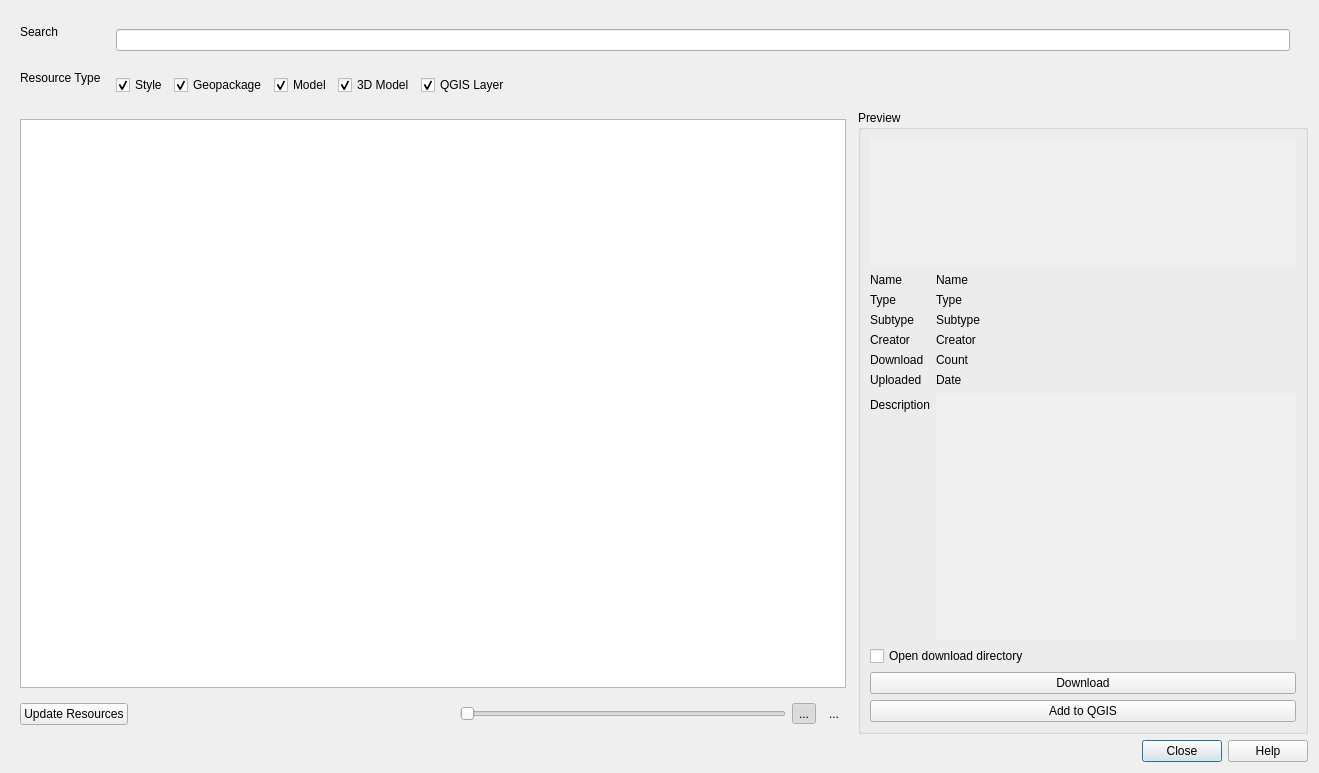
This is qgis_hub_plugin/gui/resource_browser.ui in qgis/QGIS-Hub-Plugin as Qt 5 draws it before an edit. The edited form follows.
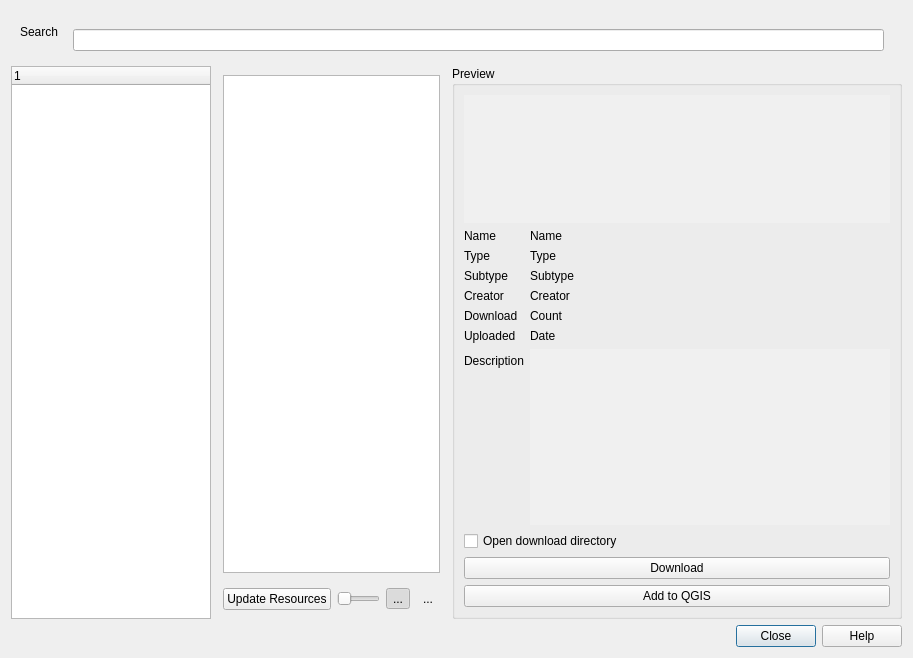
This is the edited form. The open tabs and pages were chosen to show the change.

Commit message: Add tree-based resource type filtering

```diff
--- a/qgis_hub_plugin/gui/resource_browser.ui
+++ b/qgis_hub_plugin/gui/resource_browser.ui
@@ -6,8 +6,8 @@
    <rect>
     <x>0</x>
     <y>0</y>
-    <width>1319</width>
-    <height>773</height>
+    <width>913</width>
+    <height>658</height>
    </rect>
   </property>
   <property name="windowTitle">
@@ -33,7 +33,7 @@
    </item>
    <item row="3" column="0">
     <widget class="QWidget" name="widget_4" native="true">
-     <layout class="QHBoxLayout">
+     <layout class="QHBoxLayout" name="horizontalLayout_MainArea">
       <property name="spacing">
        <number>3</number>
       </property>
@@ -50,8 +50,65 @@
        <number>0</number>
       </property>
       <item>
-       <widget class="QWidget" name="widget_5" native="true">
-        <layout class="QVBoxLayout" name="verticalLayout_3">
+       <widget class="QWidget" name="widget_category_section" native="true">
+        <property name="sizePolicy">
+         <sizepolicy hsizetype="Preferred" vsizetype="Preferred">
+          <horstretch>0</horstretch>
+          <verstretch>0</verstretch>
+         </sizepolicy>
+        </property>
+        <property name="minimumSize">
+         <size>
+          <width>200</width>
+          <height>0</height>
+         </size>
+        </property>
+        <property name="maximumSize">
+         <size>
+          <width>300</width>
+          <height>16777215</height>
+         </size>
+        </property>
+        <layout class="QVBoxLayout" name="verticalLayout_Categories">
+         <property name="leftMargin">
+          <number>0</number>
+         </property>
+         <property name="topMargin">
+          <number>0</number>
+         </property>
+         <property name="rightMargin">
+          <number>0</number>
+         </property>
+         <property name="bottomMargin">
+          <number>0</number>
+         </property>
+         <item>
+          <widget class="QTreeWidget" name="treeWidgetCategories">
+           <property name="alternatingRowColors">
+            <bool>true</bool>
+           </property>
+           <property name="headerHidden">
+            <bool>false</bool>
+           </property>
+           <attribute name="headerVisible">
+            <bool>true</bool>
+           </attribute>
+           <attribute name="headerStretchLastSection">
+            <bool>true</bool>
+           </attribute>
+           <column>
+            <property name="text">
+             <string notr="true">1</string>
+            </property>
+           </column>
+          </widget>
+         </item>
+        </layout>
+       </widget>
+      </item>
+      <item>
+       <widget class="QWidget" name="widget_resource_view" native="true">
+        <layout class="QVBoxLayout" name="verticalLayout_ResourceView">
          <property name="leftMargin">
           <number>0</number>
          </property>
@@ -102,6 +159,12 @@
             <layout class="QVBoxLayout" name="verticalLayout_5">
              <item>
               <widget class="QTreeView" name="treeViewResources">
+               <property name="sizePolicy">
+                <sizepolicy hsizetype="Expanding" vsizetype="Expanding">
+                 <horstretch>1</horstretch>
+                 <verstretch>0</verstretch>
+                </sizepolicy>
+               </property>
                <property name="editTriggers">
                 <set>QAbstractItemView::NoEditTriggers</set>
                </property>
@@ -206,7 +269,7 @@
       <item>
        <widget class="QGroupBox" name="groupBoxPreview">
         <property name="sizePolicy">
-         <sizepolicy hsizetype="Preferred" vsizetype="Preferred">
+         <sizepolicy hsizetype="Fixed" vsizetype="Preferred">
           <horstretch>0</horstretch>
           <verstretch>0</verstretch>
          </sizepolicy>
@@ -471,115 +534,6 @@
         </layout>
        </widget>
       </item>
-      <item row="1" column="0">
-       <widget class="QLabel" name="labelResourceType">
-        <property name="text">
-         <string>Resource Type</string>
-        </property>
-       </widget>
-      </item>
-      <item row="1" column="1">
-       <widget class="QWidget" name="widget_2" native="true">
-        <layout class="QHBoxLayout" name="horizontalLayout_3">
-         <property name="leftMargin">
-          <number>9</number>
-         </property>
-         <property name="topMargin">
-          <number>9</number>
-         </property>
-         <property name="rightMargin">
-          <number>9</number>
-         </property>
-         <property name="bottomMargin">
-          <number>9</number>
-         </property>
-         <item>
-          <widget class="QCheckBox" name="checkBoxStyle">
-           <property name="sizePolicy">
-            <sizepolicy hsizetype="Fixed" vsizetype="Fixed">
-             <horstretch>0</horstretch>
-             <verstretch>0</verstretch>
-            </sizepolicy>
-           </property>
-           <property name="text">
-            <string>Style</string>
-           </property>
-           <property name="checked">
-            <bool>true</bool>
-           </property>
-          </widget>
-         </item>
-         <item>
-          <widget class="QCheckBox" name="checkBoxGeopackage">
-           <property name="sizePolicy">
-            <sizepolicy hsizetype="Fixed" vsizetype="Fixed">
-             <horstretch>0</horstretch>
-             <verstretch>0</verstretch>
-            </sizepolicy>
-           </property>
-           <property name="text">
-            <string>Geopackage</string>
-           </property>
-           <property name="checked">
-            <bool>true</bool>
-           </property>
-           <property name="tristate">
-            <bool>false</bool>
-           </property>
-          </widget>
-         </item>
-         <item>
-          <widget class="QCheckBox" name="checkBoxModel">
-           <property name="sizePolicy">
-            <sizepolicy hsizetype="Fixed" vsizetype="Fixed">
-             <horstretch>0</horstretch>
-             <verstretch>0</verstretch>
-            </sizepolicy>
-           </property>
-           <property name="text">
-            <string>Model</string>
-           </property>
-           <property name="checked">
-            <bool>true</bool>
-           </property>
-          </widget>
-         </item>
-         <item>
-          <widget class="QCheckBox" name="checkBoxModel3D">
-           <property name="text">
-            <string>3D Model</string>
-           </property>
-           <property name="checked">
-            <bool>true</bool>
-           </property>
-          </widget>
-         </item>
-         <item>
-          <widget class="QCheckBox" name="checkBoxLayerDefinition">
-           <property name="text">
-            <string>QGIS Layer</string>
-           </property>
-           <property name="checked">
-            <bool>true</bool>
-           </property>
-          </widget>
-         </item>
-         <item>
-          <spacer name="horizontalSpacer_2">
-           <property name="orientation">
-            <enum>Qt::Horizontal</enum>
-           </property>
-           <property name="sizeHint" stdset="0">
-            <size>
-             <width>40</width>
-             <height>20</height>
-            </size>
-           </property>
-          </spacer>
-         </item>
-        </layout>
-       </widget>
-      </item>
      </layout>
     </widget>
    </item>
```
Left out of the diff: 2 changed lines with no effect on the pictures. The commit also changes 1 other file.
